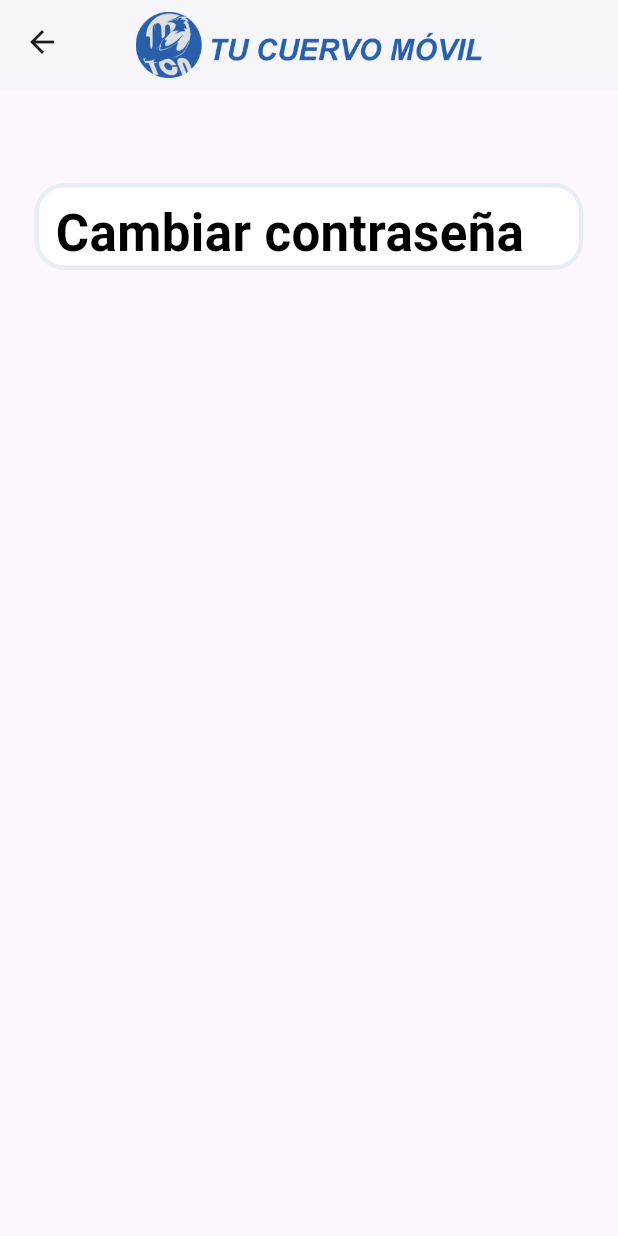
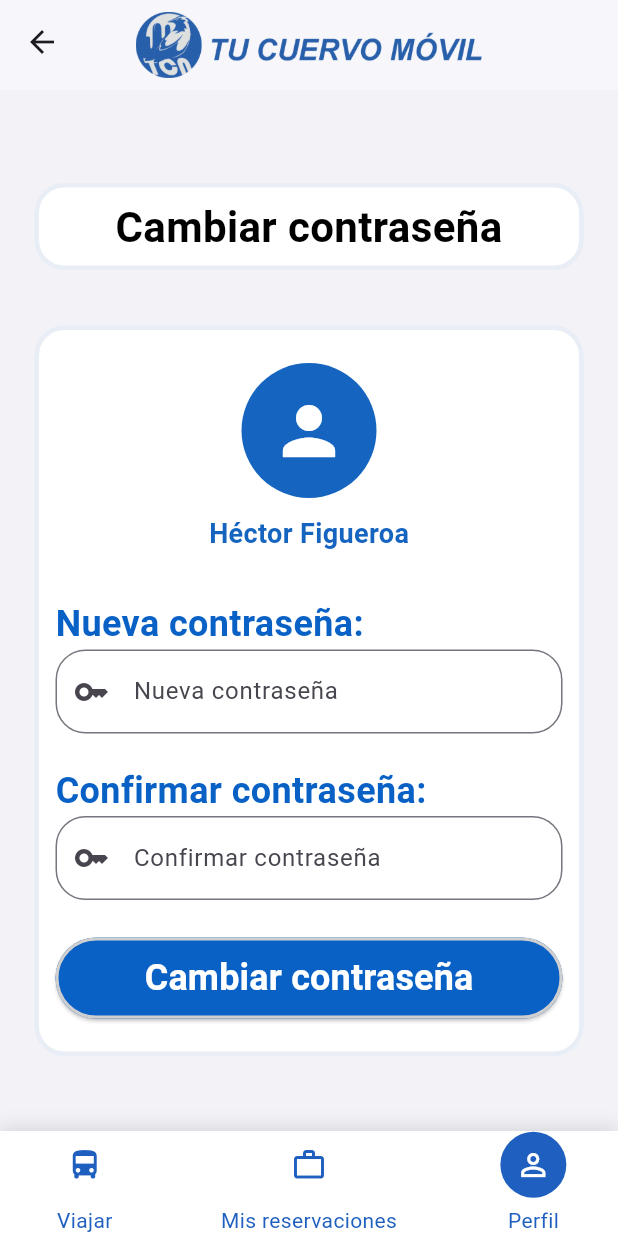
Before and after one commit to hfigaorozco/TCN_mobile, a Flutter app: the CambiarContraScreen screen opened directly, on a phone screen of 412 x 824 dp. Run offline on Flutter 3.47's test engine with Material 3 defaults, Android fonts, the phone set to English and light mode, and no system bars; our stand-ins replace flutter_map, geolocator, latlong2.

Commit message:
> Pantalla para cambiar contraseña terminada

```diff
--- a/lib/screens/cambiarcontra_screen.dart
+++ b/lib/screens/cambiarcontra_screen.dart
@@ -13,13 +13,16 @@ class _CambiarContraScreenState extends State<CambiarContraScreen> {
   @override
   Widget build(BuildContext context) {
     return Scaffold(
+      backgroundColor: const Color(0xFFF2F2F7),
       appBar: const SharedAppBar(),
+      bottomNavigationBar: const SharedNavBar(selectedIndex: 2),
       body: Column(
         children: [
-          Container(
+          Align(
+            alignment: Alignment.center,
+            child: Container(
               margin: EdgeInsets.only(top: 62, left: 13, right: 13),
               width: 366,
-            height: 58,
               padding: EdgeInsets.symmetric(vertical: 6, horizontal: 11),
               decoration: BoxDecoration(
                 color: Colors.white,
@@ -28,15 +31,125 @@ class _CambiarContraScreenState extends State<CambiarContraScreen> {
               ),
               child: const Text(
                 'Cambiar contraseña',
+                textAlign: TextAlign.center,
                 style: TextStyle(
                   fontWeight: FontWeight(700),
                   color: Colors.black,
-                fontSize: 34,
+                  fontSize: 28,
+                ),
               ),
             ),
           ),
           const SizedBox(height: 37),
-          Container(margin: EdgeInsets.only(left: 13, right: 13)),
+          Align(
+            alignment: Alignment.center,
+            child: Container(
+              width: 366,
+              padding: EdgeInsets.only(
+                top: 22,
+                bottom: 22,
+                left: 11,
+                right: 11,
+              ),
+              decoration: BoxDecoration(
+                color: Colors.white,
+                borderRadius: BorderRadius.circular(20),
+                border: Border.all(color: const Color(0xFFE9EDF6), width: 3),
+              ),
+              child: Column(
+                children: [
+                  Container(
+                    width: 90,
+                    height: 90,
+                    decoration: BoxDecoration(shape: BoxShape.circle),
+                    child: const CircleAvatar(
+                      backgroundColor: Color(0xFF1565C0),
+                      child: Icon(Icons.person, size: 52, color: Colors.white),
+                    ),
+                  ),
+                  const SizedBox(height: 11),
+                  const Text(
+                    'Héctor Figueroa',
+                    style: TextStyle(
+                      fontSize: 18,
+                      fontWeight: FontWeight.bold,
+                      color: Color(0xFF1565C0),
+                    ),
+                  ),
+                  const SizedBox(height: 30),
+                  const Align(
+                    alignment: Alignment.topLeft,
+                    child: Text(
+                      'Nueva contraseña:',
+                      style: TextStyle(
+                        fontSize: 24,
+                        color: Color(0xFF0961C6),
+                        fontWeight: FontWeight(600),
+                      ),
+                    ),
+                  ),
+                  TextField(
+                    decoration: InputDecoration(
+                      labelText: 'Nueva contraseña',
+                      border: OutlineInputBorder(
+                        borderRadius: BorderRadius.circular(20),
+                        borderSide: const BorderSide(
+                          width: 3,
+                          color: Color(0xFFE9EDF6),
+                        ),
+                      ),
+                      prefixIcon: const Icon(Icons.key_outlined),
+                    ),
+                  ),
+                  const SizedBox(height: 21),
+                  const Align(
+                    alignment: Alignment.topLeft,
+                    child: Text(
+                      'Confirmar contraseña:',
+                      style: TextStyle(
+                        fontSize: 24,
+                        color: Color(0xFF0961C6),
+                        fontWeight: FontWeight(600),
+                      ),
+                    ),
+                  ),
+                  TextField(
+                    decoration: InputDecoration(
+                      labelText: 'Confirmar contraseña',
+                      border: OutlineInputBorder(
+                        borderRadius: BorderRadius.circular(20),
+                        borderSide: const BorderSide(
+                          width: 3,
+                          color: Color(0xFFE9EDF6),
+                        ),
+                      ),
+                      prefixIcon: const Icon(Icons.key_outlined),
+                    ),
+                  ),
+                  const SizedBox(height: 25),
+                  ElevatedButton(
+                    onPressed: () {},
+                    style: ElevatedButton.styleFrom(
+                      backgroundColor: const Color(0xFF0961C6),
+                      minimumSize: const Size(double.infinity, 54),
+                      side: const BorderSide(
+                        width: 2,
+                        color: Color(0xFFCFCFCF),
+                      ),
+                    ),
+                    child: const Text(
+                      'Cambiar contraseña',
+                      style: TextStyle(
+                        color: Colors.white,
+                        fontSize: 24,
+                        fontWeight: FontWeight(600),
+                      ),
+                    ),
+                  ),
+                ],
+              ),
+            ),
+          ),
         ],
       ),
     );
```
Lines whose indentation alone changed are shown as unchanged.
